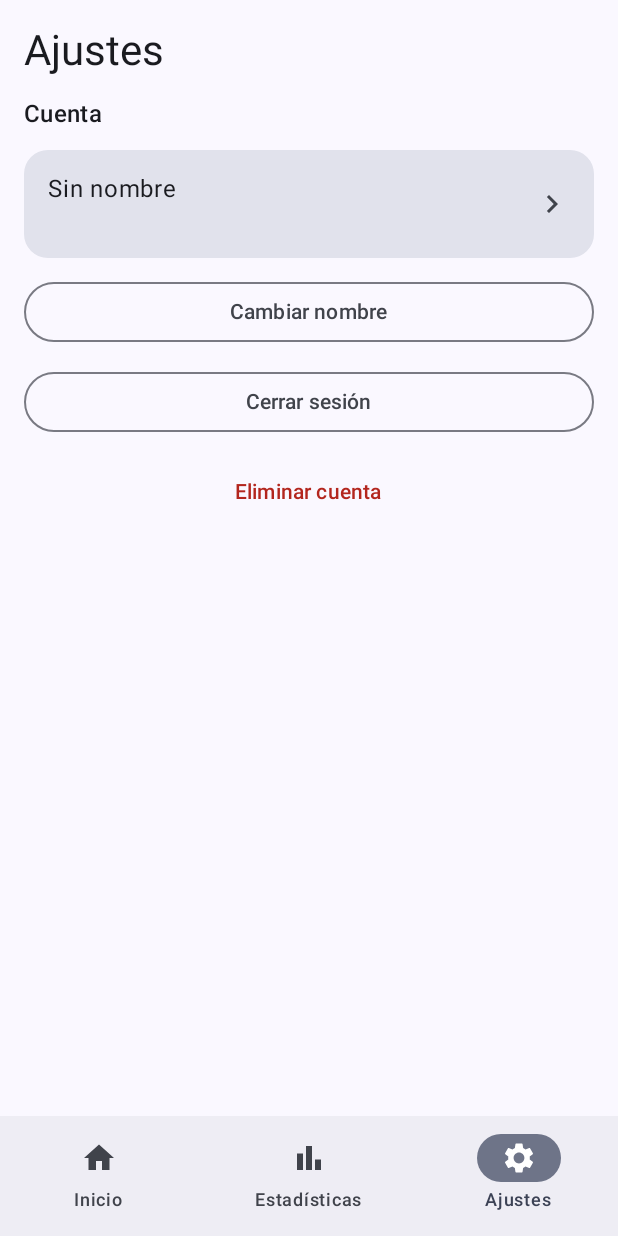
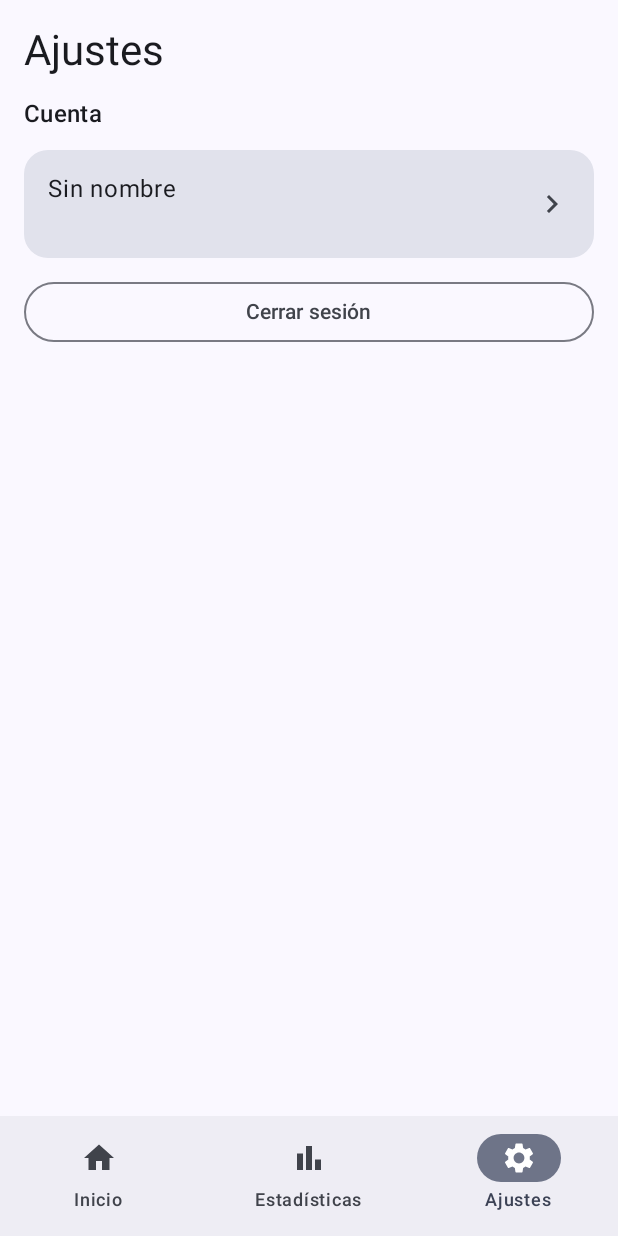
Before and after one commit to IsmaelYanes/PocketSplit, an Android app built with Jetpack Compose: the SettingsScreen screen opened through its navigation route, on a phone screen of 412 x 824 dp. Run offline under Robolectric (Android 15) with nearby library versions, the phone set to English and light mode, and no system bars; our stand-ins replace Firebase (no records; nobody signed in at launch, a user with empty details on screens opened directly), Room's generated code.

Commit message:
fix(ui): Se ha arreglado un error por el cual aparecían cambiar y borrar cuenta en la pantalla principal de ajustes

```diff
--- a/app/src/main/java/com/develop/pocketsplit/ui/screen/SettingsScreen.kt
+++ b/app/src/main/java/com/develop/pocketsplit/ui/screen/SettingsScreen.kt
@@ -132,17 +132,8 @@ fun SettingsContent(
                 supportingText = user.email,
                 onClick = onOpenAccountClick
             )
-            OutlinedButton(onClick = onEditNameClick, modifier = Modifier.fillMaxWidth()) {
-                Text(stringResource(R.string.settings_edit_name))
-            }
             OutlinedButton(onClick = onLogoutClick, modifier = Modifier.fillMaxWidth()) {
                 Text(stringResource(R.string.settings_logout))
-            }
-            TextButton(onClick = onDeleteAccountClick, modifier = Modifier.fillMaxWidth()) {
-                Text(
-                    text = stringResource(R.string.settings_delete_account),
-                    color = MaterialTheme.colorScheme.error
-                )
             }
         }
     }
```
